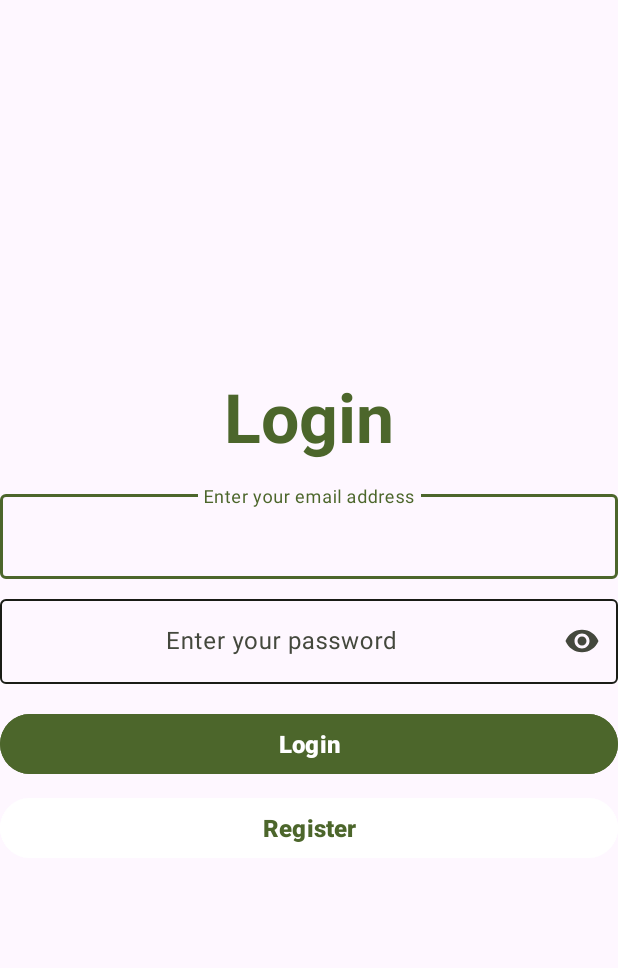
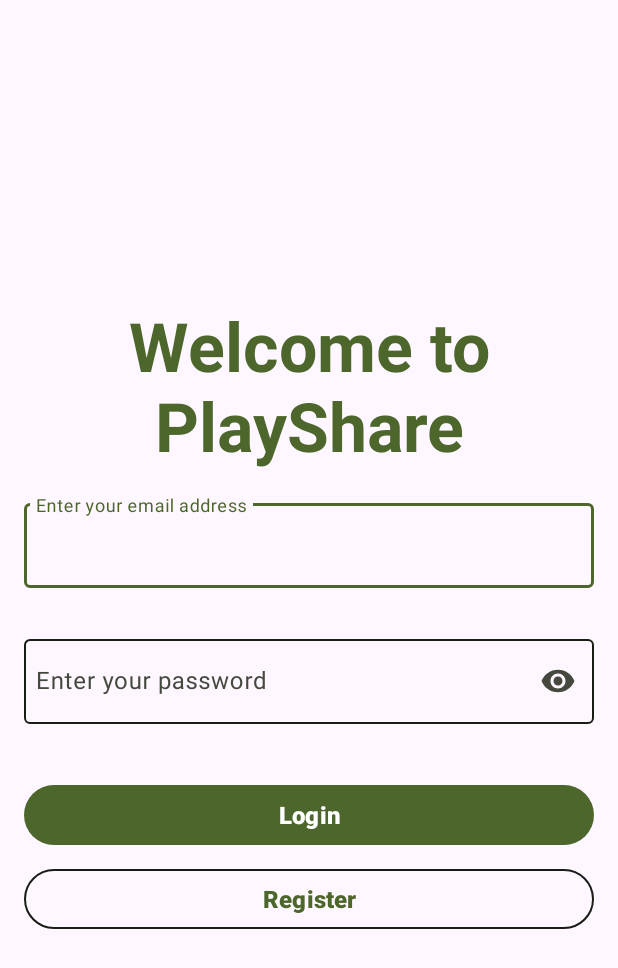
Before and after one commit to iyarlevi/PlayShare, an Android app: the screen it shows after launch (LoginActivity), on a phone screen of 412 x 824 dp. Shown: the top 968 px of the screen. Run offline under Robolectric (Android 15) with nearby library versions, the phone set to English and light mode, and no system bars; our stand-ins replace Firebase (no records; nobody signed in at launch, a user with empty details on screens opened directly).

Commit message:
improve visibility of login

```diff
--- a/app/src/main/res/layout/activity_login.xml
+++ b/app/src/main/res/layout/activity_login.xml
@@ -7,7 +7,7 @@
     android:layout_height="match_parent"
     android:gravity="center"
     android:orientation="vertical"
-    android:padding="@dimen/pad_regular_xlarge"
+    android:layout_margin="@dimen/pad_regular_xlarge"
     tools:context=".LoginActivity">
 
     <TextView
@@ -18,6 +18,7 @@
         android:text="@string/login_title"
         android:textColor="@color/colorPrimary"
         android:textSize="@dimen/text_size_display_medium"
+        android:gravity="center"
         android:textStyle="bold" />
 
     <com.google.android.material.textfield.TextInputLayout
@@ -25,6 +26,7 @@
         android:layout_width="match_parent"
         android:layout_height="wrap_content"
         app:endIconMode="clear_text"
+        app:errorEnabled="true"
         >
 
         <com.google.android.material.textfield.TextInputEditText
@@ -32,9 +34,9 @@
             android:layout_width="match_parent"
             android:layout_height="wrap_content"
             android:hint="@string/email_input_hint"
-            android:gravity="center"
             android:layout_marginBottom="@dimen/margin_regular_medium"
-            android:paddingLeft="@dimen/margin_regular_medium"
+            android:paddingStart="@dimen/margin_regular_medium"
+            android:paddingEnd="@dimen/margin_regular_medium"
             android:inputType="textEmailAddress"
             android:minHeight="@dimen/height_text_medium" />
     </com.google.android.material.textfield.TextInputLayout>
@@ -44,6 +46,7 @@
         android:layout_width="match_parent"
         android:layout_height="wrap_content"
         app:endIconMode="password_toggle"
+        app:errorEnabled="true"
         >
 
         <com.google.android.material.textfield.TextInputEditText
@@ -51,8 +54,8 @@
             android:layout_width="match_parent"
             android:layout_height="wrap_content"
             android:hint="@string/password_input_hint"
-            android:gravity="center"
-            android:paddingLeft="@dimen/margin_regular_medium"
+            android:paddingStart="@dimen/margin_regular_medium"
+            android:paddingEnd="@dimen/margin_regular_medium"
             android:inputType="textPassword"
             android:minHeight="@dimen/height_text_medium" />
     </com.google.android.material.textfield.TextInputLayout>
@@ -62,20 +65,18 @@
         android:layout_width="match_parent"
         android:layout_height="wrap_content"
         android:layout_marginTop="@dimen/margin_regular_xlarge"
-        android:text="Login"
-        android:textColor="@color/colorOnPrimary"
-        android:backgroundTint="@color/colorPrimary"
+        android:text="@string/login_button"
         android:textSize="@dimen/text_size_body_large"
         android:textStyle="bold" />
 
     <Button
+        style="?attr/materialButtonOutlinedStyle"
         android:id="@+id/registerButton"
         android:layout_width="match_parent"
         android:layout_height="wrap_content"
         android:layout_marginTop="@dimen/margin_regular_medium"
-        android:text="Register"
-        android:textColor="@color/colorPrimary"
-        android:backgroundTint="@color/colorOnPrimary"
+        android:text="@string/register_button"
+        android:backgroundTint="@android:color/transparent"
         android:textSize="@dimen/text_size_body_large"
         android:textStyle="bold" />
 
--- /dev/null
+++ b/app/src/main/res/values/login_strings.xml
@@ -0,0 +1,8 @@
+<?xml version="1.0" encoding="utf-8"?>
+<resources>
+    <string name="email_input_hint">Enter your email address</string>
+    <string name="password_input_hint">Enter your password</string>
+    <string name="login_title">Welcome to PlayShare</string>
+    <string name="login_button">Login</string>
+    <string name="register_button">Register</string>
+</resources>
--- a/app/src/main/res/values/settings_screen_strings.xml
+++ b/app/src/main/res/values/settings_screen_strings.xml
@@ -1,5 +1,3 @@
 <resources>
-    <string name="email_input_hint">Enter your email address</string>
-    <string name="password_input_hint">Enter your password</string>
-    <string name="login_title">Login</string>
+
 </resources>
```
